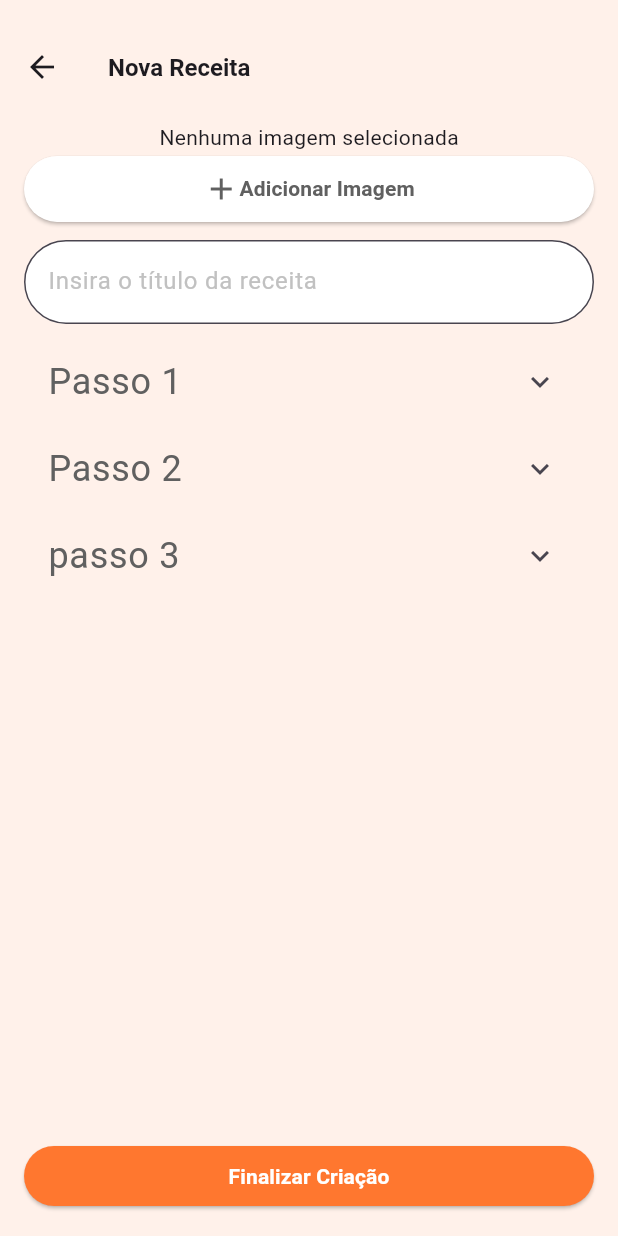
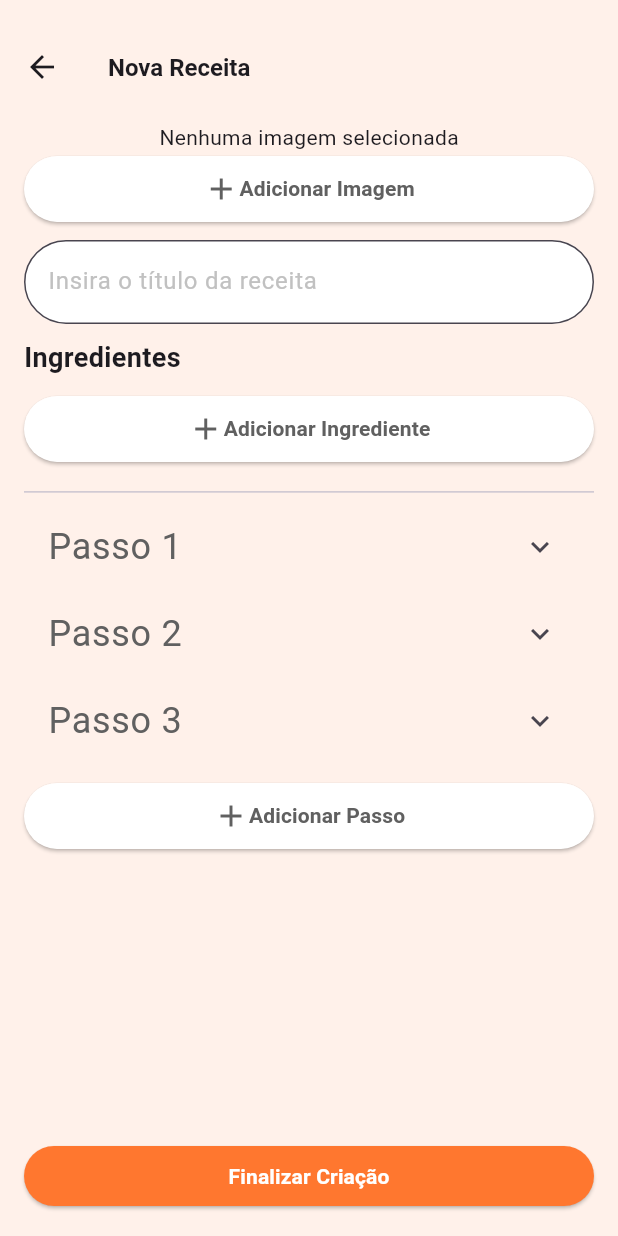
Before and after one commit to Pablo1Gustavo/cookup, a Flutter app: the NewRecipe screen opened directly, on a phone screen of 412 x 824 dp. Run offline on Flutter 3.47's test engine with Material 3 defaults, Android fonts, the phone set to English and light mode, and no system bars; our stand-ins replace image_picker, permission_handler; missing offline and left inert: country_flags.

Commit message:
adcionado ingrediente em nova receita podendo adcionar novo steps

```diff
--- a/front/lib/views/NewRecipe.dart
+++ b/front/lib/views/NewRecipe.dart
@@ -14,6 +14,12 @@ class NewRecipe extends StatefulWidget {
 
 class _NewRecipeState extends State<NewRecipe> {
   XFile? selectedImage;
+  List<Step> steps = [
+    Step(title: 'Passo 1'),
+    Step(title: 'Passo 2'),
+    Step(title: 'Passo 3'),
+  ];
+  List<String> ingredients = [];
 
   Future<void> _pickImage() async {
     var status = await Permission.camera.request();
@@ -167,15 +173,29 @@ class _NewRecipeState extends State<NewRecipe> {
     }
   }
 
+  void _addStep() {
+    setState(() {
+      steps.add(Step(title: 'Passo ${steps.length + 1}'));
+    });
+  }
+
+  void _removeStep(int index) {
+    setState(() {
+      steps.removeAt(index);
+      for (int i = 0; i < steps.length; i++) {
+        steps[i].title = 'Passo ${i + 1}';
+      }
+    });
+  }
+
+    void _removeIngredient(int index) {
+    setState(() {
+      ingredients.removeAt(index);
+    });
+  }
+
   @override
   Widget build(BuildContext context) {
-    List<XFile> imageInputImages = [];
-    bool allowEditImageInput = true;
-    List<Step> steps = [
-      Step(title: 'Passo 1'),
-      Step(title: 'Passo 2'),
-      Step(title: 'passo 3'),
-    ];
     final screenHeight = MediaQuery.of(context).size.height;
     final screenWidth = MediaQuery.of(context).size.width;
 
@@ -264,6 +284,55 @@ class _NewRecipeState extends State<NewRecipe> {
               ),
             ),
             const SizedBox(height: 10.0),
+            const Text(
+              'Ingredientes',
+              style: TextStyle(
+                fontSize: 18.0,
+                fontWeight: FontWeight.bold,
+              ),
+            ),
+            const SizedBox(height: 10.0),
+            ListView.builder(
+              shrinkWrap: true,
+              itemCount: ingredients.length,
+              itemBuilder: (context, index) {
+                return ListTile(
+                  title: Text(ingredients[index]),
+                  trailing: IconButton(
+                    icon: Icon(Icons.delete, color: Colors.red),
+                    onPressed: () => _removeIngredient(index),
+                  ),
+                );
+              },
+            ),
+            ElevatedButton(
+              onPressed: _showAddItemBottomSheet,
+              style: ElevatedButton.styleFrom(
+                backgroundColor: white,
+                padding: const EdgeInsets.all(10.0),
+              ),
+              child: const Row(
+                mainAxisAlignment: MainAxisAlignment.center,
+                children: [
+                  Icon(
+                    Icons.add,
+                    size: 24,
+                    color: black400,
+                  ),
+                  SizedBox(height: 8),
+                  Text(
+                    'Adicionar Ingrediente',
+                    style: TextStyle(
+                      fontSize: 14,
+                      fontWeight: FontWeight.bold,
+                      color: black400,
+                    ),
+                  ),
+                ],
+              ),
+            ),
+            const SizedBox(height: 10.0),
+            Divider(),
             Column(
               crossAxisAlignment: CrossAxisAlignment.stretch,
               children: <Widget>[
@@ -360,11 +429,43 @@ class _NewRecipeState extends State<NewRecipe> {
                                 ],
                               ),
                             ),
+                            const SizedBox(width: 24),
+                            IconButton(
+                              icon: Icon(Icons.delete, color: Colors.red),
+                              onPressed: () => _removeStep(index),
+                            ),
                           ],
                         )
                       ],
                     );
                   },
+                ),
+                const SizedBox(height: 10),
+                ElevatedButton(
+                  onPressed: _addStep,
+                  style: ElevatedButton.styleFrom(
+                    backgroundColor: white,
+                    padding: const EdgeInsets.all(10.0),
+                  ),
+                  child: const Row(
+                    mainAxisAlignment: MainAxisAlignment.center,
+                    children: [
+                      Icon(
+                        Icons.add,
+                        size: 24,
+                        color: black400,
+                      ),
+                      SizedBox(height: 8),
+                      Text(
+                        'Adicionar Passo',
+                        style: TextStyle(
+                          fontSize: 14,
+                          fontWeight: FontWeight.bold,
+                          color: black400,
+                        ),
+                      ),
+                    ],
+                  ),
                 ),
               ],
             ),
```
